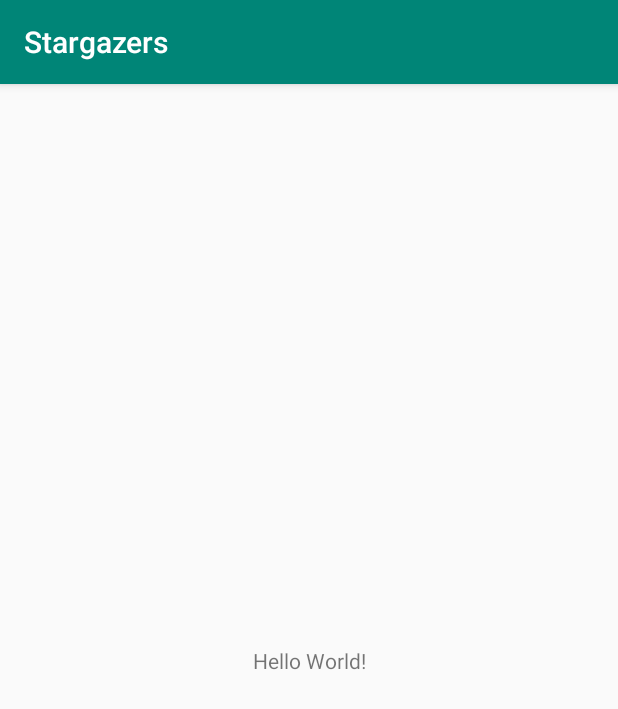
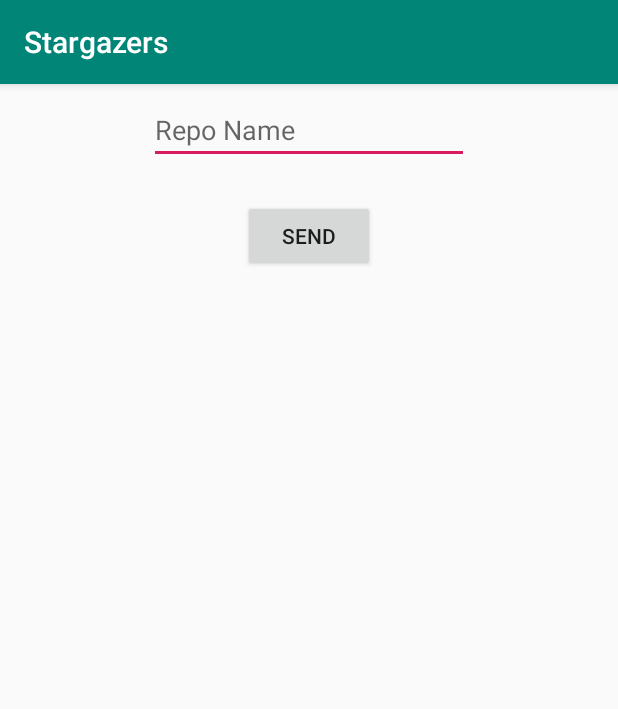
Before and after one commit to Ronda94/Stargazers, an Android app: the screen it shows after launch (MainActivity), on a phone screen of 412 x 824 dp. Shown: the top 709 px of the screen. Run offline under Robolectric (Android 15) with nearby library versions, the phone set to English and light mode, and no system bars.

Commit message:
Added retrofit, gson, androidx Create first attempt to make a request

```diff
--- a/app/src/main/AndroidManifest.xml
+++ b/app/src/main/AndroidManifest.xml
@@ -1,6 +1,8 @@
 <?xml version="1.0" encoding="utf-8"?>
 <manifest xmlns:android="http://schemas.android.com/apk/res/android"
           package="com.marco.stargazers">
+    <uses-permission android:name="android.permission.INTERNET" />
+    <uses-permission android:name="android.permission.ACCESS_NETWORK_STATE" />
 
     <application
             android:allowBackup="true"
--- /dev/null
+++ b/app/src/main/java/com/marco/stargazers/models/Repo.kt
@@ -0,0 +1,3 @@
+package com.marco.stargazers.models.service
+
+data class Repo(val name: String)
--- a/app/src/main/res/layout/activity_main.xml
+++ b/app/src/main/res/layout/activity_main.xml
@@ -1,5 +1,5 @@
 <?xml version="1.0" encoding="utf-8"?>
-<android.support.constraint.ConstraintLayout
+<androidx.constraintlayout.widget.ConstraintLayout
         xmlns:android="http://schemas.android.com/apk/res/android"
         xmlns:tools="http://schemas.android.com/tools"
         xmlns:app="http://schemas.android.com/apk/res-auto"
@@ -7,13 +7,26 @@
         android:layout_height="match_parent"
         tools:context=".MainActivity">
 
-    <TextView
+    <EditText
+
             android:layout_width="wrap_content"
             android:layout_height="wrap_content"
-            android:text="Hello World!"
-            app:layout_constraintBottom_toBottomOf="parent"
-            app:layout_constraintLeft_toLeftOf="parent"
-            app:layout_constraintRight_toRightOf="parent"
-            app:layout_constraintTop_toTopOf="parent"/>
+            android:inputType="textPersonName"
+            android:ems="10"
+            android:id="@+id/editText"
+            android:layout_marginTop="8dp"
+            app:layout_constraintTop_toTopOf="parent"
+            android:layout_marginStart="8dp"
+            app:layout_constraintStart_toStartOf="parent"
+            android:layout_marginEnd="8dp"
+            app:layout_constraintEnd_toEndOf="parent"
+            android:hint="Repo Name"/>
+    <Button
+            android:text="Send"
+            android:layout_width="wrap_content"
+            android:layout_height="wrap_content"
+            android:id="@+id/button" android:layout_marginStart="8dp" app:layout_constraintStart_toStartOf="parent"
+            app:layout_constraintEnd_toEndOf="parent" android:layout_marginEnd="8dp" android:layout_marginTop="24dp"
+            app:layout_constraintTop_toBottomOf="@+id/editText"/>
 
-</android.support.constraint.ConstraintLayout>
+</androidx.constraintlayout.widget.ConstraintLayout>
--- a/gradle.properties
+++ b/gradle.properties
@@ -13,3 +13,5 @@ org.gradle.jvmargs=-Xmx1536m
 # org.gradle.parallel=true
 # Kotlin code style for this project: "official" or "obsolete":
 kotlin.code.style=official
+android.useAndroidX=true
+android.enableJetifier=true
```
Also changed, not shown: app/build.gradle (+11 -6 lines), app/src/main/java/com/marco/stargazers/MainActivity.kt (+26 -1 lines), app/src/main/java/com/marco/stargazers/models/service/GitHubRequest.kt (added, +31 -0 lines), app/src/main/java/com/marco/stargazers/models/service/GitHubService.kt (added, +30 -0 lines), 1 other file.
